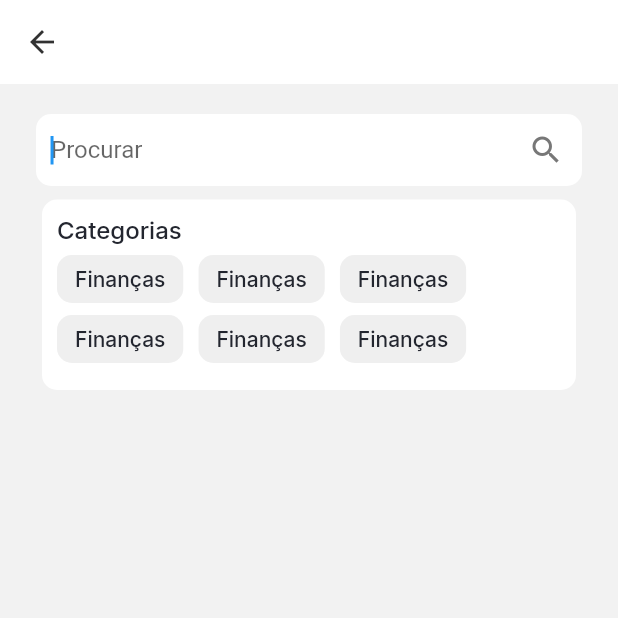
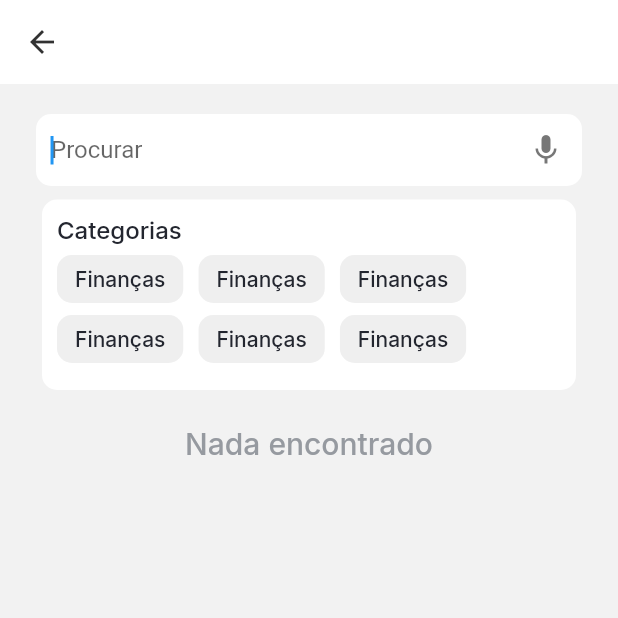
Before and after one commit to samuel-s-marques/voice-recorder-app, a Flutter app: the SearchPage screen opened by its route, on a phone screen of 412 x 824 dp, the top half of it. Run offline on Flutter 3.47's test engine with Material 2 defaults, Android fonts, the phone set to English and light mode, and no system bars; our stand-ins replace google_fonts.

Commit message:
Add icon buttons

```diff
--- a/lib/pages/search_page.dart
+++ b/lib/pages/search_page.dart
@@ -9,6 +9,8 @@ class SearchPage extends StatefulWidget {
 }
 
 class _SearchPageState extends State<SearchPage> {
+  bool _hasText = false;
+
   @override
   Widget build(BuildContext context) {
     return Scaffold(
@@ -39,11 +41,33 @@ class _SearchPageState extends State<SearchPage> {
                           borderRadius: BorderRadius.circular(10),
                           borderSide: const BorderSide(style: BorderStyle.none, width: 0.0),
                         ),
-                        suffixIcon: const Icon(
-                          Icons.search,
-                          color: Color(0xFF777777),
-                        ),
+                        suffixIcon: _hasText
+                            ? IconButton(
+                                onPressed: () {},
+                                icon: const Icon(
+                                  Icons.close,
+                                  color: Color(0xFF777777),
+                                ),
+                              )
+                            : IconButton(
+                                onPressed: () {},
+                                icon: const Icon(
+                                  Icons.mic,
+                                  color: Color(0xFF777777),
+                                ),
+                              ),
                       ),
+                      onChanged: (value) {
+                        if (value.isNotEmpty) {
+                          setState(() {
+                            _hasText = true;
+                          });
+                        } else {
+                          setState(() {
+                            _hasText = false;
+                          });
+                        }
+                      },
                       autofocus: true,
                     ),
                     SizedBox(
@@ -164,6 +188,17 @@ class _SearchPageState extends State<SearchPage> {
                   ],
                 ),
               ),
+              Center(
+                child: Text(
+                  "Nada encontrado",
+                  style: GoogleFonts.getFont(
+                    "Inter",
+                    fontSize: 20,
+                    fontWeight: FontWeight.w500,
+                    color: const Color(0xFF969AA0),
+                  ),
+                ),
+              )
             ],
           ),
         ),
```
